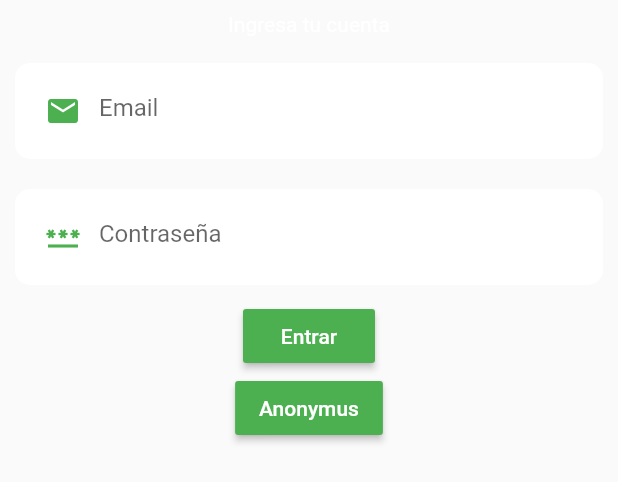
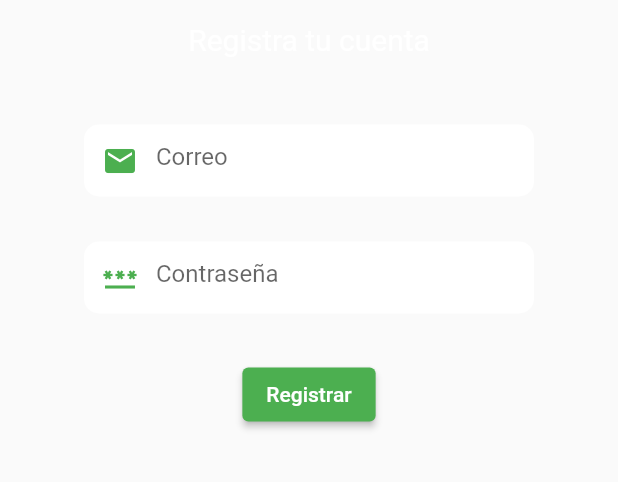
Before and after one commit to juanpivl/clientes, a Flutter app: the Register widget shown alone on an empty page, opened directly, on a phone screen of 412 x 824 dp. Shown: the top 482 px of the screen. Run offline on Flutter 3.47's test engine with Material 2 defaults, Android fonts, the phone set to English and light mode, and no system bars; our stand-ins replace curved_navigation_bar, firebase_auth, firebase_core; accounts and stored records are empty.

Commit message:
registro y login terminado

```diff
--- a/lib/screens/authenticate/authenticate.dart
+++ b/lib/screens/authenticate/authenticate.dart
@@ -16,9 +16,7 @@ class _AuthenticateState extends State<Authenticate> {
 
 
 class _tabcontroller extends StatelessWidget {
-  const _tabcontroller({
-    Key? key,
-  }) : super(key: key);
+
 
   @override
   Widget build(BuildContext context) {
--- a/lib/screens/authenticate/register.dart
+++ b/lib/screens/authenticate/register.dart
@@ -1,5 +1,5 @@
 import 'package:flutter/material.dart';
-import 'package:pacientes/widgets/widgets.dart';
+import 'package:pacientes/services/services.dart';
 
 
 class Register extends StatefulWidget {
@@ -8,14 +8,14 @@ class Register extends StatefulWidget {
 }
 
 class _RegisterState extends State<Register> {
-  @override
-  final TextEditingController _emailEditingController = TextEditingController();
-  final TextEditingController _passwordEditingController =
-      TextEditingController();
-  final GlobalKey<FormState> _formKey = GlobalKey<FormState>();
 
+  final AuthService _auth = AuthService();
+  final _formKey = GlobalKey<FormState>();
 
-
+  //text field state
+  String email = '';
+  String password = '';
+  String error = '';
 
   @override
   Widget build(BuildContext context) {
@@ -24,76 +24,101 @@ class _RegisterState extends State<Register> {
     return SingleChildScrollView(
         child: Container(
       child: Column(children: [
-
         const Padding(
           padding: EdgeInsets.all(
-            8.0,
+            15.0,
           ),
-          child:
-              const Text("Ingresa tu cuenta", style: TextStyle(color: Colors.white)),
+          child: Text("Registra tu cuenta",
+              style: TextStyle(color: Colors.white, fontSize: 20)),
         ),
         Form(
           key: _formKey,
+          autovalidateMode: AutovalidateMode.onUserInteraction,
           child: Column(
+
             children: [
-              CustomTextField(
-                controller: _emailEditingController,
-                data: Icons.mail,
-                hintText: "Email",
-                isObsecure: false, validator: (value) {  },
+            const SizedBox(height: 30.0),
+            Container(
+              width: 300,
+              decoration: BoxDecoration(
+                  color: Colors.white, borderRadius: BorderRadius.circular(10)),
+              child: TextFormField(
+                decoration: InputDecoration(
+                  border: InputBorder.none,
+                  prefixIcon: Icon(
+                    Icons.email,
+                    color: Theme.of(context).primaryColor,
+                  ),
+                  focusColor: Theme.of(context).primaryColor,
+                  hintText: "Correo",
+
+                ),
+                autocorrect: false,
+                validator: (val) {
+                String pattern =
+                    r'^(([^<>()[\]\\.,;:\s@\"]+(\.[^<>()[\]\\.,;:\s@\"]+)*)|(\".+\"))@((\[[0-9]{1,3}\.[0-9]{1,3}\.[0-9]{1,3}\.[0-9]{1,3}\])|(([a-zA-Z\-0-9]+\.)+[a-zA-Z]{2,}))$';
+                RegExp regExp = new RegExp(pattern);
+
+                return regExp.hasMatch(val ?? '')
+                    ? null
+                    : 'El correo no es correcto';
+              },
+                onChanged: (val) {
+                  setState(() {
+                    email =val;
+                  });
+                },
               ),
-              CustomTextField(
-                controller: _passwordEditingController,
-                data: Icons.password,
-                hintText: "Contraseña",
-                isObsecure: true, validator: (value) {  },
+            ),
+            const SizedBox(height: 30.0),
+            Container(
+              width: 300,
+              decoration: BoxDecoration(
+                  color: Colors.white, borderRadius: BorderRadius.circular(10)),
+              child: TextFormField(
+                decoration: InputDecoration(
+                  border: InputBorder.none,
+                  prefixIcon: Icon(
+                    Icons.password,
+                    color: Theme.of(context).primaryColor,
+                  ),
+                  focusColor: Theme.of(context).primaryColor,
+                  hintText: "Contraseña",
+                ),
+                autocorrect: false,
+                obscureText: true,
+                validator: (val) {
+                return (val != null && val.length >= 6)
+                    ? null
+                    : 'La contraseña debe ser de 6 caracteres';
+              },
+                onChanged: (val) {
+                  setState(() {
+
+                    password =val;
+
+                  });
+                },
               ),
-            ],
+            ),
+            const SizedBox(height: 30.0),
+            ElevatedButton(
+              child: Text('Registrar'),
+              onPressed: () async {
+                  if(_formKey.currentState!.validate()){
+                    dynamic result = await _auth.registerWithEmail(email, password);
+                    if(result == null){
+                      setState(() => error = 'Ingresar un email valido');
+                    }
+                  }
+              },
+               ),
+            const SizedBox(height: 20.0),
+
+          ],
           ),
         ),
-        RaisedButton(
-          onPressed: () async{
-
-
-            // User? user = await loginUsingEmailPassword(email: _emailEditingController.text, password: _passwordEditingController.text, context: context);
-            //     if(user != null){
-            //       Navigator.of(context).pushReplacement(MaterialPageRoute(builder: (context) => MenuScreen() ));
-            //       print(user.uid);
-            //     }
-
-
-          },
-          color: Colors.green,
-          child: const Text(
-            "Entrar",
-            style: const TextStyle(color: Colors.white),
-          ),
-        ),
-
-        RaisedButton(
-          onPressed: () async{
-
-
-          },
-          color: Colors.green,
-          child: const Text(
-            "Anonymus",
-            // ignore: unnecessary_const
-            style: const TextStyle(color: Colors.white),
-          ),
-        ),
-
-        const SizedBox(height: 30.0),
-        Container(height: 4.0, width: _screenWidth * 0.8, color: Colors.white),
-        const SizedBox(height: 10.0),
-        FlatButton.icon(
-          onPressed: () => (){},
-          icon: (const Icon(Icons.nature_people, color: Colors.white)),
-          label: const Text(
-            "Admin",
-            style: TextStyle(color: Colors.white),
-          ),
-        )
+        Center(child: Text(error,style: TextStyle(color: Colors.red,fontSize: 14),))
       ]),
     ));
   }
--- a/pubspec.yaml
+++ b/pubspec.yaml
@@ -34,6 +34,7 @@ dependencies:
   firebase_core: ^1.14.1
   flutter:
     sdk: flutter
+  flutter_spinkit: ^5.1.0
   provider: ^6.0.2
 
 dev_dependencies:
```
Also changed, not shown: lib/screens/authenticate/sign_in.dart (+95 -7 lines), lib/services/auth.dart (+20 -0 lines), pubspec.lock.
